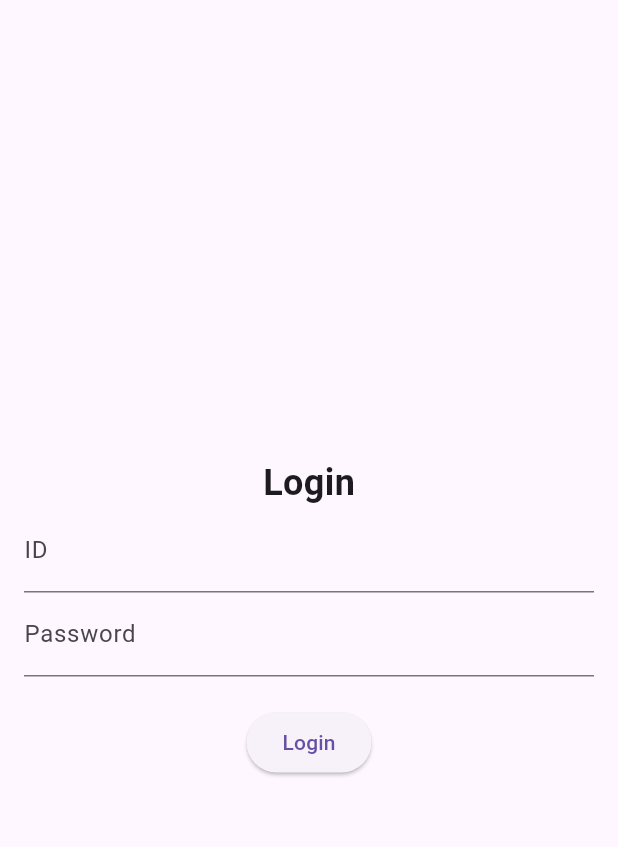
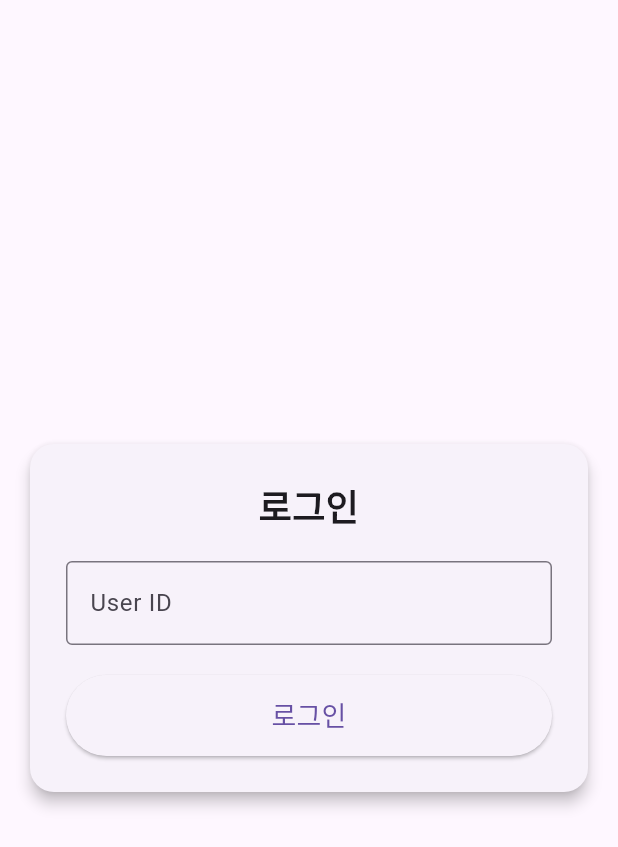
Before and after one commit to SuyeongOh/vitalsync_dashboard, a Flutter app: the screen it shows after launch, on a phone screen of 412 x 824 dp. Shown: the top 847 px of the screen. Run offline on Flutter 3.47's test engine with Material 3 defaults, Android fonts, the phone set to English and light mode, and no system bars; our stand-ins replace equatable, file_picker, fl_chart, flutter_bloc, package_info_plus; accounts and stored records are empty.

```diff
--- a/lib/ui/page/page_login.dart
+++ b/lib/ui/page/page_login.dart
@@ -9,16 +9,15 @@ class LoginPage extends StatefulWidget {
 
 class _LoginPageState extends State<LoginPage> {
   final TextEditingController userIdController = TextEditingController();
-  final TextEditingController passwordController = TextEditingController();
 
   Future<void> _login() async {
     String? result = await login(userIdController.text);
 
+    Navigator.pushReplacementNamed(context, '/home');
+
     if (result != null) {
-      // 로그인 성공 시 HomePage로 이동
       Navigator.pushReplacementNamed(context, '/home');
     } else {
-      // 로그인 실패 시 다이얼로그 표시
       _showErrorDialog();
     }
   }
@@ -32,7 +31,7 @@ class _LoginPageState extends State<LoginPage> {
           content: const Text("회원정보가 없습니다!"),
           actions: [
             TextButton(
-              onPressed: () => Navigator.pop(context), // 다이얼로그 닫기
+              onPressed: () => Navigator.pop(context),
               child: const Text("확인"),
             ),
           ],
@@ -43,19 +42,50 @@ class _LoginPageState extends State<LoginPage> {
 
   @override
   Widget build(BuildContext context) {
+    double screenWidth = MediaQuery.of(context).size.width;
+
     return Scaffold(
       body: Center(
         child: Padding(
           padding: const EdgeInsets.all(16.0),
-          child: Column(
-            mainAxisAlignment: MainAxisAlignment.center,
-            children: [
-              const Text("Login", style: TextStyle(fontSize: 24, fontWeight: FontWeight.bold)),
-              TextField(controller: userIdController, decoration: const InputDecoration(labelText: "ID")),
-              TextField(controller: passwordController, decoration: const InputDecoration(labelText: "Password"), obscureText: true),
-              const SizedBox(height: 20),
-              ElevatedButton(onPressed: _login, child: const Text("Login")),
-            ],
+          child: ConstrainedBox(
+            constraints: const BoxConstraints(maxWidth: 400), // 가로 너비 제한
+            child: Card(
+              elevation: 4,
+              shape: RoundedRectangleBorder(
+                borderRadius: BorderRadius.circular(16),
+              ),
+              child: Padding(
+                padding: const EdgeInsets.all(24.0),
+                child: Column(
+                  mainAxisSize: MainAxisSize.min,
+                  crossAxisAlignment: CrossAxisAlignment.stretch,
+                  children: [
+                    const Text(
+                      "로그인",
+                      style: TextStyle(fontSize: 24, fontWeight: FontWeight.bold),
+                      textAlign: TextAlign.center,
+                    ),
+                    const SizedBox(height: 20),
+                    TextField(
+                      controller: userIdController,
+                      decoration: const InputDecoration(
+                        labelText: "User ID",
+                        border: OutlineInputBorder(),
+                      ),
+                    ),
+                    const SizedBox(height: 20),
+                    ElevatedButton(
+                      onPressed: _login,
+                      style: ElevatedButton.styleFrom(
+                        padding: const EdgeInsets.symmetric(vertical: 14),
+                      ),
+                      child: const Text("로그인", style: TextStyle(fontSize: 18)),
+                    ),
+                  ],
+                ),
+              ),
+            ),
           ),
         ),
       ),
```
